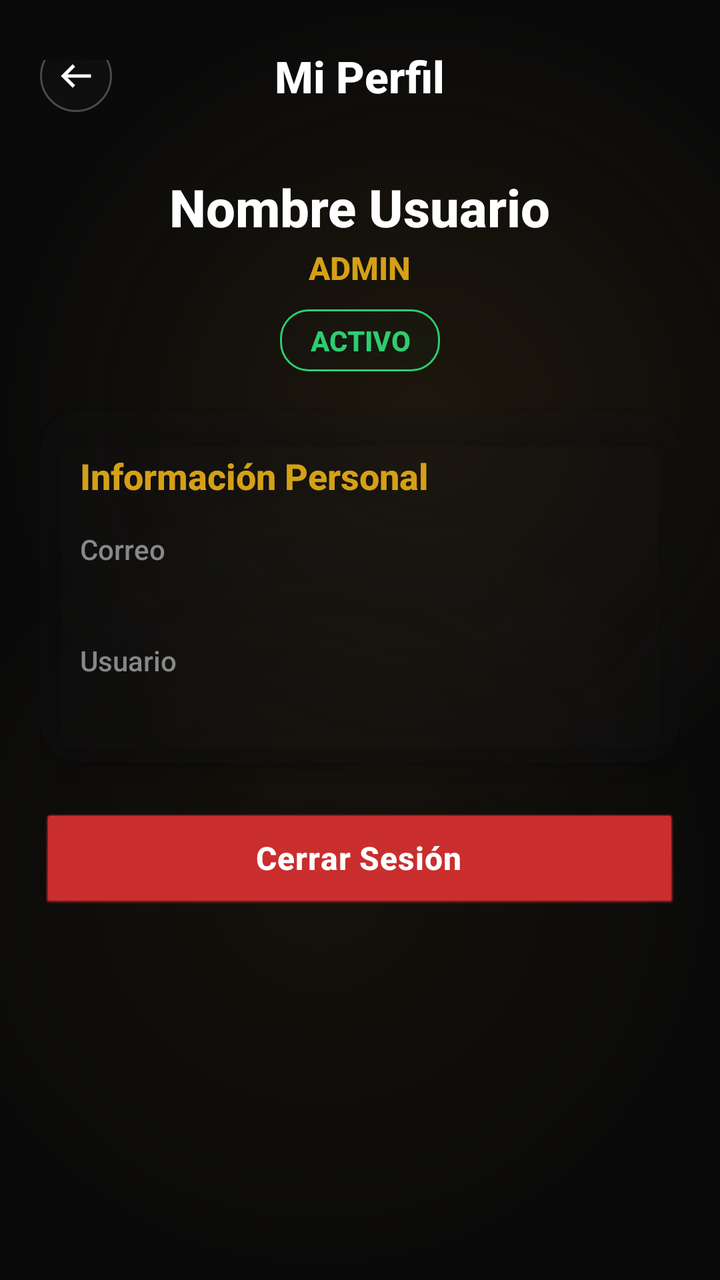
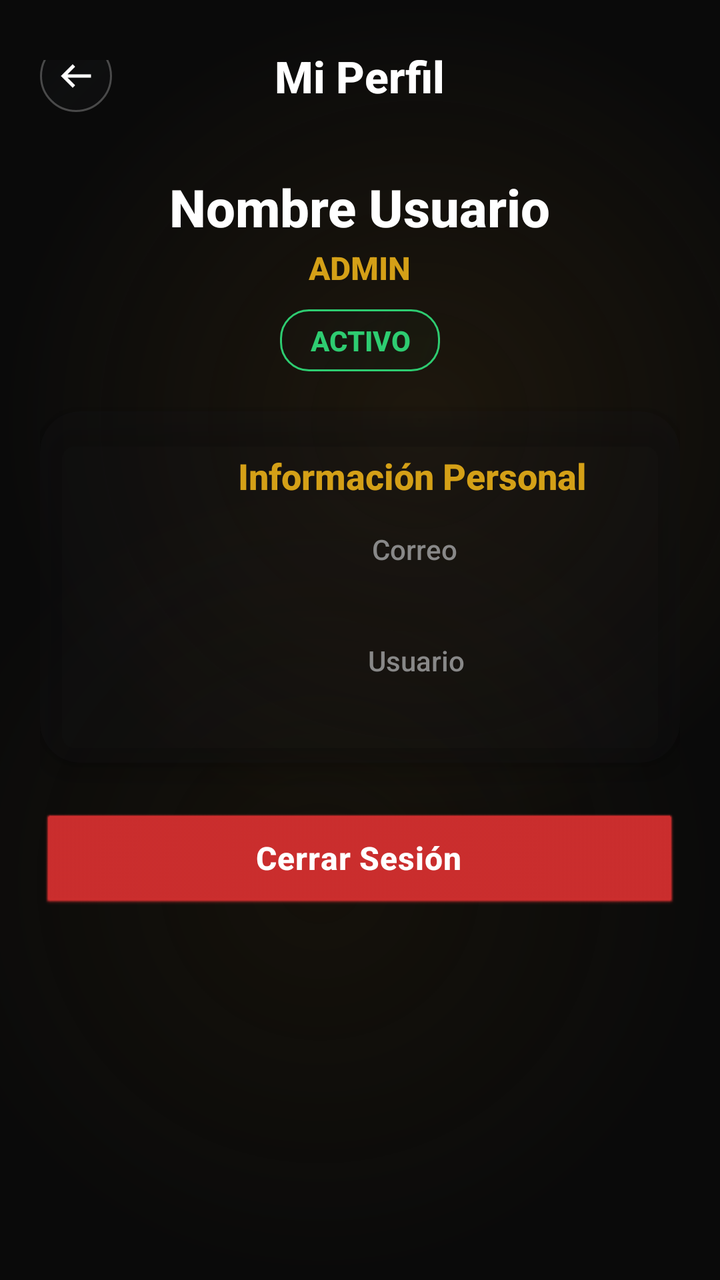

The first picture is an Android layout as it rendered before a commit; the second is the same layout after the commit. The layout source and the unified diff follow.
<!-- AndroidManifest.xml: application theme Theme.AppKaaxPark -->
<!-- res/layout/activity_info_usuario.xml -->
<?xml version="1.0" encoding="utf-8"?>
<LinearLayout xmlns:android="http://schemas.android.com/apk/res/android"
    xmlns:app="http://schemas.android.com/apk/res-auto"
    xmlns:tools="http://schemas.android.com/tools"
    android:id="@+id/main"
    android:layout_width="match_parent"
    android:layout_height="match_parent"
    android:background="@drawable/bg_screen_glass"
    android:orientation="vertical">

    
    <RelativeLayout
        android:layout_width="match_parent"
        android:layout_height="wrap_content"
        android:paddingHorizontal="20dp"
        android:paddingTop="30dp"
        android:paddingBottom="10dp">

        <ImageView
            android:id="@+id/btnVolver"
            android:layout_width="36dp"
            android:layout_height="36dp"
            android:layout_alignParentStart="true"
            android:layout_centerVertical="true"
            android:background="@drawable/bg_bottom_nav"
            android:clickable="true"
            android:focusable="true"
            android:padding="8dp"
            android:src="@drawable/icon_volver"
            app:tint="#FFFFFF" />

        <TextView
            android:layout_width="wrap_content"
            android:layout_height="wrap_content"
            android:layout_centerInParent="true"
            android:text="Mi Perfil"
            android:textColor="#FFFFFF"
            android:textSize="22sp"
            android:textStyle="bold" />
    </RelativeLayout>

    <ScrollView
        android:layout_width="match_parent"
        android:layout_height="0dp"
        android:layout_weight="1">

        <LinearLayout
            android:layout_width="match_parent"
            android:layout_height="wrap_content"
            android:orientation="vertical"
            android:paddingHorizontal="20dp"
            android:paddingBottom="20dp">

            <TextView
                android:id="@+id/txtNombre"
                android:layout_width="wrap_content"
                android:layout_height="wrap_content"
                android:layout_gravity="center"
                android:layout_marginTop="10dp"
                android:text="Nombre Usuario"
                android:textColor="#FFFFFF"
                android:textSize="26sp"
                android:textStyle="bold" />

            <TextView
                android:id="@+id/txtRol"
                android:layout_width="wrap_content"
                android:layout_height="wrap_content"
                android:layout_gravity="center"
                android:layout_marginTop="2dp"
                android:text="ADMIN"
                android:textColor="@color/gold_primary"
                android:textSize="16sp"
                android:textStyle="bold" />

            <TextView
                android:id="@+id/txtEstado"
                android:layout_width="wrap_content"
                android:layout_height="wrap_content"
                android:layout_gravity="center"
                android:layout_marginTop="10dp"
                android:background="@drawable/bg_chip_ok"
                android:gravity="center"
                android:paddingHorizontal="15dp"
                android:paddingVertical="6dp"
                android:text="ACTIVO"
                android:textColor="#2ECC71"
                android:textStyle="bold" />

            <androidx.cardview.widget.CardView
                android:layout_width="match_parent"
                android:layout_height="wrap_content"
                android:layout_marginTop="20dp"
                app:cardBackgroundColor="@color/glass_surface"
                app:cardCornerRadius="20dp"
                app:cardElevation="8dp">

                <LinearLayout
                    android:layout_width="match_parent"
                    android:layout_height="wrap_content"
                    android:orientation="vertical"
                    android:padding="20dp">

                    <TextView
                        android:layout_width="wrap_content"
                        android:layout_height="wrap_content"
                        android:text="Información Personal"
                        android:textColor="@color/gold_primary"
                        android:textSize="18sp"
                        android:textStyle="bold" />

                    <TextView
                        android:layout_width="wrap_content"
                        android:layout_height="wrap_content"
                        android:layout_marginTop="15dp"
                        android:text="Correo"
                        android:textColor="@color/glass_text_muted" />

                    <TextView
                        android:id="@+id/txtEmail"
                        android:layout_width="wrap_content"
                        android:layout_height="wrap_content"
                        android:textColor="#FFFFFF"
                        android:textSize="16sp" />

                    <TextView
                        android:id="@+id/lblCampoSecundario"
                        android:layout_width="wrap_content"
                        android:layout_height="wrap_content"
                        android:layout_marginTop="15dp"
                        android:text="Usuario"
                        android:textColor="@color/glass_text_muted" />

                    <TextView
                        android:id="@+id/txtCampoSecundario"
                        android:layout_width="wrap_content"
                        android:layout_height="wrap_content"
                        android:textColor="#FFFFFF"
                        android:textSize="16sp" />

                </LinearLayout>

            </androidx.cardview.widget.CardView>

            <androidx.cardview.widget.CardView
                android:id="@+id/cardVehiculo"
                android:layout_width="match_parent"
                android:layout_height="wrap_content"
                android:layout_marginTop="20dp"
                android:visibility="gone"
                app:cardBackgroundColor="@color/glass_surface"
                app:cardCornerRadius="20dp"
                app:cardElevation="8dp"
                tools:visibility="gone">

                <LinearLayout
                    android:layout_width="match_parent"
                    android:layout_height="wrap_content"
                    android:orientation="vertical"
                    android:padding="20dp">

                    <TextView
                        android:layout_width="wrap_content"
                        android:layout_height="wrap_content"
                        android:text="Vehículo Registrado"
                        android:textColor="@color/gold_primary"
                        android:textSize="18sp"
                        android:textStyle="bold" />

                    <TextView
                        android:id="@+id/txtMarcaModelo"
                        android:layout_width="wrap_content"
                        android:layout_height="wrap_content"
                        android:layout_marginTop="15dp"
                        android:textColor="#FFFFFF"
                        android:textSize="18sp"
                        android:textStyle="bold" />

                    <TextView
                        android:id="@+id/txtColor"
                        android:layout_width="wrap_content"
                        android:layout_height="wrap_content"
                        android:layout_marginTop="10dp"
                        android:textColor="#FFFFFF" />

                    <TextView
                        android:id="@+id/txtPlaca"
                        android:layout_width="wrap_content"
                        android:layout_height="wrap_content"
                        android:layout_marginTop="10dp"
                        android:textColor="#FFFFFF" />

                </LinearLayout>

            </androidx.cardview.widget.CardView>

            <Button
                android:id="@+id/btnCerrarSesion"
                android:layout_width="match_parent"
                android:layout_height="50dp"
                android:layout_marginTop="25dp"
                android:backgroundTint="#D32F2F"
                android:text="Cerrar Sesión"
                android:textAllCaps="false"
                android:textColor="#FFFFFF"
                android:textSize="16sp"
                android:textStyle="bold" />
        </LinearLayout>

    </ScrollView>

</LinearLayout>
<!-- resources referenced by this layout -->
<resources>
  <color name="glass_surface">#33191D21</color>
  <color name="glass_text_muted">#888888</color>
  <color name="gold_primary">#D4A017</color>
  <!-- drawable bg_bottom_nav (drawable) -->
  <?xml version="1.0" encoding="utf-8"?>
  <shape xmlns:android="http://schemas.android.com/apk/res/android"
      android:shape="rectangle">
      <gradient
          android:angle="135"
          android:startColor="#3318191D"
          android:centerColor="#2A1F2328"
          android:endColor="#22121417" />
      <stroke
          android:width="1dp"
          android:color="@color/glass_border" />
      <corners android:radius="28dp" />
  </shape>
  <!-- drawable bg_chip_ok (drawable) -->
  <?xml version="1.0" encoding="utf-8"?>
  <shape xmlns:android="http://schemas.android.com/apk/res/android"
      android:shape="rectangle">
      <gradient
          android:angle="135"
          android:startColor="#33102A18"
          android:centerColor="#2212251A"
          android:endColor="#18101214" />
      <stroke
          android:width="1dp"
          android:color="@color/glass_green" />
      <corners android:radius="14dp" />
  </shape>
  <!-- drawable bg_screen_glass (drawable) -->
  <?xml version="1.0" encoding="utf-8"?>
  <layer-list xmlns:android="http://schemas.android.com/apk/res/android">
  
      
      <item>
          <shape android:shape="rectangle">
              <solid android:color="#0A0A0A" />
          </shape>
      </item>
  
      
      <item android:gravity="top|start">
          <shape android:shape="oval">
              <size android:width="420dp" android:height="420dp" />
              <gradient
                  android:type="radial"
                  android:gradientRadius="210dp"
                  android:centerColor="#333A2A10"
                  android:startColor="#663A2A10"
                  android:endColor="#000A0A0A" />
          </shape>
      </item>
  
      
      <item android:gravity="bottom|end">
          <shape android:shape="oval">
              <size android:width="400dp" android:height="400dp" />
              <gradient
                  android:type="radial"
                  android:gradientRadius="200dp"
                  android:centerColor="#2A2A1F0A"
                  android:startColor="#552A1F0A"
                  android:endColor="#000A0A0A" />
          </shape>
      </item>
  
  </layer-list>
  <style name="Theme.AppKaaxPark" parent="Base.Theme.AppKaaxPark" />
  <color name="glass_border">#40FFFFFF</color>
  <color name="glass_green">#2ECC71</color>
  <color name="black">#FF000000</color>
  <color name="gold_secondary">#E5A93C</color>
  <color name="gold_light">#F0C24B</color>
  <color name="white">#FFFFFFFF</color>
  <color name="glass_surface_soft">#22191D21</color>
  <style name="Widget.AppKaaxPark.TextView" parent="@android:style/Widget.TextView">
          <item name="android:fontFamily">sans-serif-medium</item>
      </style>
  <style name="Widget.AppKaaxPark.EditText" parent="@android:style/Widget.EditText">
          <item name="android:fontFamily">sans-serif-medium</item>
      </style>
  <style name="Widget.AppKaaxPark.Button" parent="@android:style/Widget.Button">
          <item name="android:fontFamily">sans-serif-medium</item>
          <item name="android:letterSpacing">0.02</item>
      </style>
  <!-- unchanged entries left out for length: 2 -->
</resources>

<!-- the commit's change to res/layout/activity_info_usuario.xml (unified diff, before → after) -->
@@ -102,39 +102,44 @@
                     android:padding="20dp">
 
                     <TextView
-                        android:layout_width="wrap_content"
+                        android:layout_width="332dp"
                         android:layout_height="wrap_content"
                         android:text="Información Personal"
+                        android:textAlignment="center"
                         android:textColor="@color/gold_primary"
                         android:textSize="18sp"
                         android:textStyle="bold" />
 
                     <TextView
-                        android:layout_width="wrap_content"
+                        android:layout_width="334dp"
                         android:layout_height="wrap_content"
                         android:layout_marginTop="15dp"
                         android:text="Correo"
+                        android:textAlignment="center"
                         android:textColor="@color/glass_text_muted" />
 
                     <TextView
                         android:id="@+id/txtEmail"
-                        android:layout_width="wrap_content"
-                        android:layout_height="wrap_content"
+                        android:layout_width="334dp"
+                        android:layout_height="wrap_content"
+                        android:textAlignment="center"
                         android:textColor="#FFFFFF"
                         android:textSize="16sp" />
 
                     <TextView
                         android:id="@+id/lblCampoSecundario"
-                        android:layout_width="wrap_content"
+                        android:layout_width="336dp"
                         android:layout_height="wrap_content"
                         android:layout_marginTop="15dp"
                         android:text="Usuario"
+                        android:textAlignment="center"
                         android:textColor="@color/glass_text_muted" />
 
                     <TextView
                         android:id="@+id/txtCampoSecundario"
-                        android:layout_width="wrap_content"
-                        android:layout_height="wrap_content"
+                        android:layout_width="334dp"
+                        android:layout_height="wrap_content"
+                        android:textAlignment="center"
                         android:textColor="#FFFFFF"
                         android:textSize="16sp" />
 
